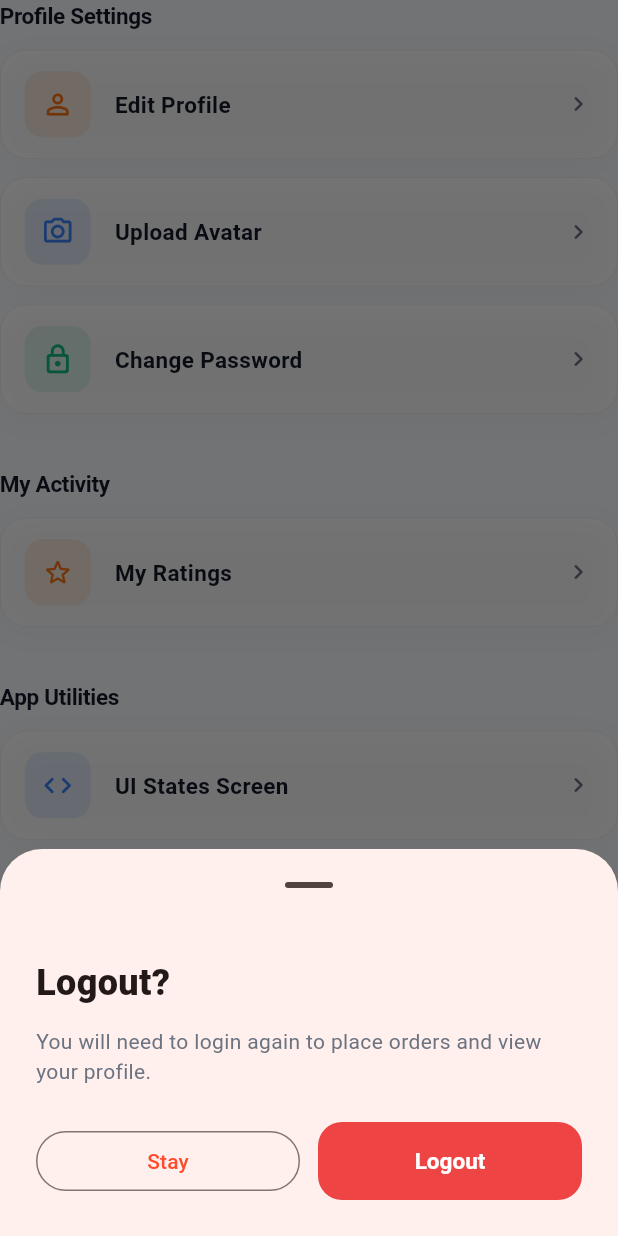
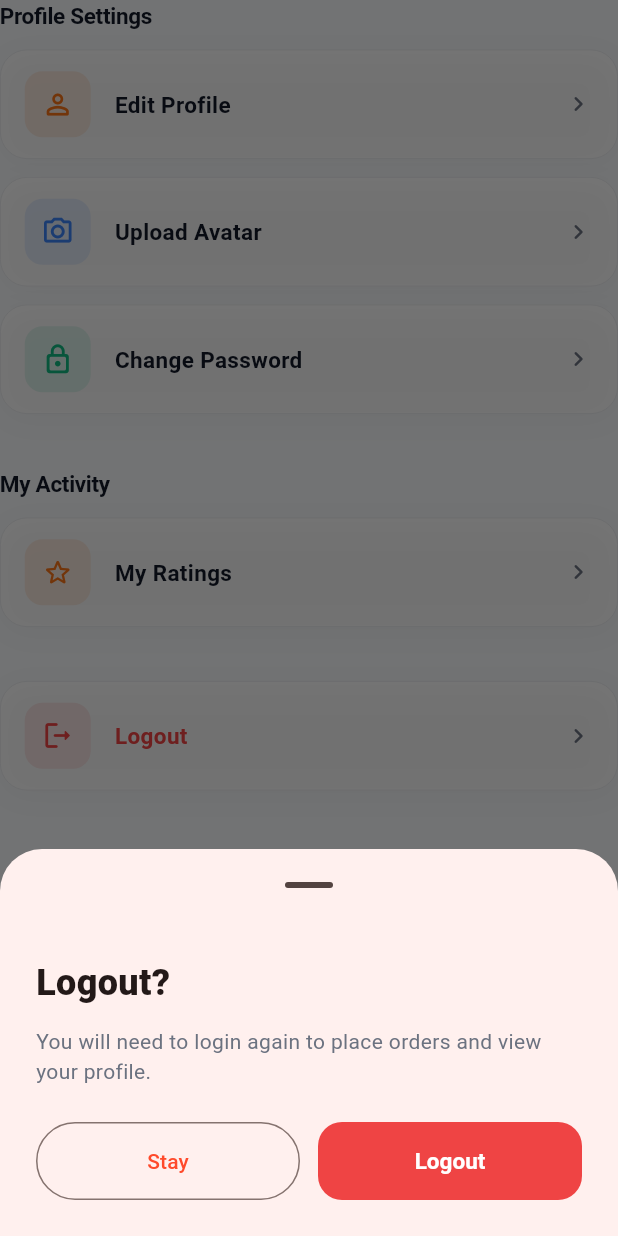
Before and after one commit to kdquach/unilife-app, a Flutter app: the ProfileActionsList widget shown alone on an empty page, opened directly, after a tap on "Logout", on a phone screen of 412 x 824 dp. Run offline on Flutter 3.47's test engine with Material 3 defaults, Android fonts, the phone set to English and light mode, and no system bars; our stand-ins replace flutter_riverpod, image_picker, permission_handler, qr_flutter, shared_preferences, socket_io_client; accounts and stored records are empty; network calls fail.

Commit message:
style(profile): synchronize button and remove ui states

```diff
--- a/lib/screens/profile/components/profile_actions_list.dart
+++ b/lib/screens/profile/components/profile_actions_list.dart
@@ -9,7 +9,6 @@ import '../change_password_screen.dart';
 import '../edit_profile_screen.dart';
 import '../upload_avatar_screen.dart';
 import '../../rating/rating_list_screen.dart';
-import '../../states/ui_states_screen.dart';
 import 'profile_menu_option.dart';
 
 class ProfileActionsList extends StatelessWidget {
@@ -65,14 +64,6 @@ class ProfileActionsList extends StatelessWidget {
           onTap: () => Navigator.pushNamed(context, RatingListScreen.routeName),
         ),
         const SizedBox(height: 24),
-        _buildSectionTitle('App Utilities'),
-        const SizedBox(height: 12),
-        ProfileMenuOption(
-          icon: Icons.code_rounded,
-          iconColor: const Color(0xFF3B82F6),
-          title: 'UI States Screen',
-          onTap: () => Navigator.pushNamed(context, UiStatesScreen.routeName),
-        ),
         ProfileMenuOption(
           icon: Icons.logout_rounded,
           iconColor: AppColors.error,
@@ -148,20 +139,26 @@ class ProfileActionsList extends StatelessWidget {
                 Row(
                   children: [
                     Expanded(
+                      child: SizedBox(
+                        height: 52,
                         child: OutlinedButton(
                           onPressed:
                               isLoading ? null : () => Navigator.pop(context),
                           child: const Text('Stay'),
                         ),
                       ),
+                    ),
                     const SizedBox(width: 12),
                     Expanded(
+                      child: SizedBox(
+                        height: 52,
                         child: ElevatedButton(
                           style: ElevatedButton.styleFrom(
                               backgroundColor: AppColors.error),
                           onPressed:
                               isLoading ? null : () => handleLogout(setState),
                           child: Text(isLoading ? 'Logging out...' : 'Logout'),
+                        ),
                       ),
                     ),
                   ],
```
Lines whose indentation alone changed are shown as unchanged.
